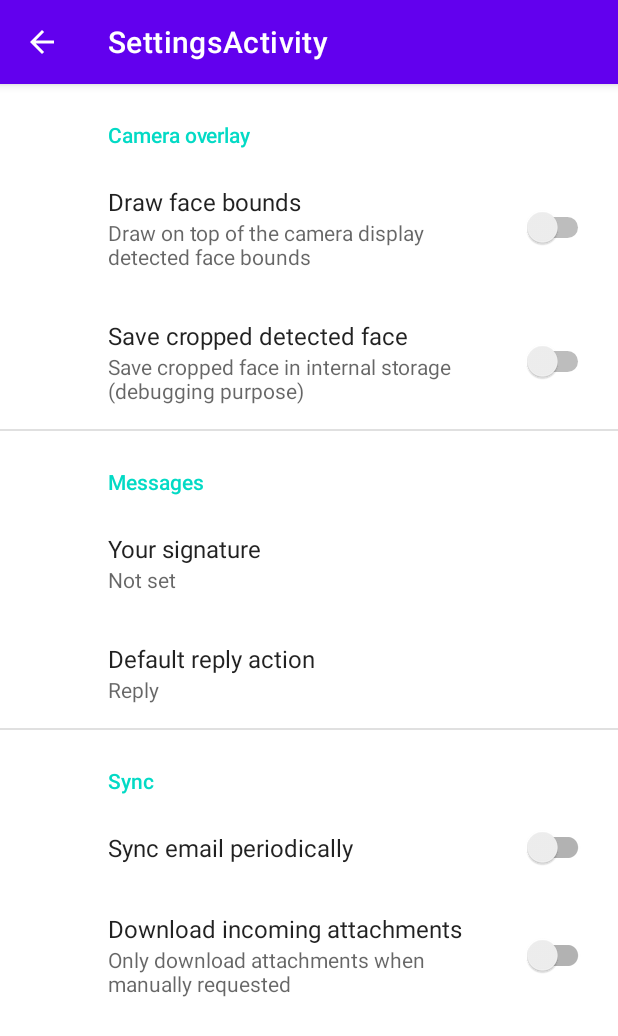
After one commit to fablb/Facial-Recognition-App, an Android app: the SettingsActivity screen opened directly, with no data from a screen before it, on a phone screen of 412 x 824 dp. The commit adds this screen. Shown: the top 1036 px of the screen. Run offline under Robolectric (Android 15) with nearby library versions, the phone set to English and light mode, and no system bars; our stand-ins replace androidx.preference.

Commit message:
Added settings menu (draw face bounds, save face), added utils methods (getBitmap, getFaceBitmap, saveFrame)

```diff
--- a/app/build.gradle
+++ b/app/build.gradle
@@ -35,6 +35,7 @@ dependencies {
     implementation files('libs\\Catalano.Android.Image.jar')
     implementation files('libs\\Catalano.Core.jar')
     implementation files('libs\\Catalano.Math.jar')
+    implementation 'androidx.preference:preference:1.1.1'
     testImplementation 'junit:junit:4.13.2'
     androidTestImplementation 'androidx.test.ext:junit:1.1.3'
     androidTestImplementation 'androidx.test.espresso:espresso-core:3.4.0'
--- /dev/null
+++ b/app/src/main/java/com/ensicaen/facialdetectionapp/SettingsActivity.java
@@ -0,0 +1,33 @@
+package com.ensicaen.facialdetectionapp;
+
+import android.os.Bundle;
+
+import androidx.appcompat.app.ActionBar;
+import androidx.appcompat.app.AppCompatActivity;
+import androidx.preference.PreferenceFragmentCompat;
+
+public class SettingsActivity extends AppCompatActivity {
+
+    @Override
+    protected void onCreate(Bundle savedInstanceState) {
+        super.onCreate(savedInstanceState);
+        setContentView(R.layout.settings_activity);
+        if (savedInstanceState == null) {
+            getSupportFragmentManager()
+                    .beginTransaction()
+                    .replace(R.id.settings, new SettingsFragment())
+                    .commit();
+        }
+        ActionBar actionBar = getSupportActionBar();
+        if (actionBar != null) {
+            actionBar.setDisplayHomeAsUpEnabled(true);
+        }
+    }
+
+    public static class SettingsFragment extends PreferenceFragmentCompat {
+        @Override
+        public void onCreatePreferences(Bundle savedInstanceState, String rootKey) {
+            setPreferencesFromResource(R.xml.root_preferences, rootKey);
+        }
+    }
+}
--- /dev/null
+++ b/app/src/main/res/drawable/ic_baseline_settings_24.xml
@@ -0,0 +1,5 @@
+<vector android:height="24dp" android:tint="#FFFFFF"
+    android:viewportHeight="24" android:viewportWidth="24"
+    android:width="24dp" xmlns:android="http://schemas.android.com/apk/res/android">
+    <path android:fillColor="@android:color/white" android:pathData="M19.14,12.94c0.04,-0.3 0.06,-0.61 0.06,-0.94c0,-0.32 -0.02,-0.64 -0.07,-0.94l2.03,-1.58c0.18,-0.14 0.23,-0.41 0.12,-0.61l-1.92,-3.32c-0.12,-0.22 -0.37,-0.29 -0.59,-0.22l-2.39,0.96c-0.5,-0.38 -1.03,-0.7 -1.62,-0.94L14.4,2.81c-0.04,-0.24 -0.24,-0.41 -0.48,-0.41h-3.84c-0.24,0 -0.43,0.17 -0.47,0.41L9.25,5.35C8.66,5.59 8.12,5.92 7.63,6.29L5.24,5.33c-0.22,-0.08 -0.47,0 -0.59,0.22L2.74,8.87C2.62,9.08 2.66,9.34 2.86,9.48l2.03,1.58C4.84,11.36 4.8,11.69 4.8,12s0.02,0.64 0.07,0.94l-2.03,1.58c-0.18,0.14 -0.23,0.41 -0.12,0.61l1.92,3.32c0.12,0.22 0.37,0.29 0.59,0.22l2.39,-0.96c0.5,0.38 1.03,0.7 1.62,0.94l0.36,2.54c0.05,0.24 0.24,0.41 0.48,0.41h3.84c0.24,0 0.44,-0.17 0.47,-0.41l0.36,-2.54c0.59,-0.24 1.13,-0.56 1.62,-0.94l2.39,0.96c0.22,0.08 0.47,0 0.59,-0.22l1.92,-3.32c0.12,-0.22 0.07,-0.47 -0.12,-0.61L19.14,12.94zM12,15.6c-1.98,0 -3.6,-1.62 -3.6,-3.6s1.62,-3.6 3.6,-3.6s3.6,1.62 3.6,3.6S13.98,15.6 12,15.6z"/>
+</vector>
--- /dev/null
+++ b/app/src/main/res/layout/settings_activity.xml
@@ -0,0 +1,9 @@
+<LinearLayout xmlns:android="http://schemas.android.com/apk/res/android"
+    android:layout_width="match_parent"
+    android:layout_height="match_parent">
+
+    <FrameLayout
+        android:id="@+id/settings"
+        android:layout_width="match_parent"
+        android:layout_height="match_parent" />
+</LinearLayout>
--- /dev/null
+++ b/app/src/main/res/values/arrays.xml
@@ -0,0 +1,12 @@
+<resources>
+    <!-- Reply Preference -->
+    <string-array name="reply_entries">
+        <item>Reply</item>
+        <item>Reply to all</item>
+    </string-array>
+
+    <string-array name="reply_values">
+        <item>reply</item>
+        <item>reply_all</item>
+    </string-array>
+</resources>
--- a/app/src/main/res/values/strings.xml
+++ b/app/src/main/res/values/strings.xml
@@ -1,3 +1,19 @@
 <resources>
-    <string name="app_name">Facial Detection App</string>
+    <string name="app_name">Facial Recognition App</string>
+    <string name="title_activity_settings">SettingsActivity</string>
+
+    <!-- Preference Titles -->
+    <string name="messages_header">Messages</string>
+    <string name="sync_header">Sync</string>
+
+    <!-- Messages Preferences -->
+    <string name="signature_title">Your signature</string>
+    <string name="reply_title">Default reply action</string>
+
+    <!-- Sync Preferences -->
+    <string name="sync_title">Sync email periodically</string>
+    <string name="attachment_title">Download incoming attachments</string>
+    <string name="attachment_summary_on">Automatically download attachments for incoming emails
+    </string>
+    <string name="attachment_summary_off">Only download attachments when manually requested</string>
 </resources>
--- /dev/null
+++ b/app/src/main/res/xml/root_preferences.xml
@@ -0,0 +1,51 @@
+<PreferenceScreen xmlns:android="http://schemas.android.com/apk/res/android"
+    xmlns:app="http://schemas.android.com/apk/res-auto">
+
+    <PreferenceCategory android:title="Camera overlay"
+        android:key="camera_overlay">
+
+        <SwitchPreference
+            android:defaultValue="false"
+            android:key="switch_draw_face_bounds"
+            android:title="Draw face bounds"
+            android:summary="Draw on top of the camera display detected face bounds"/>
+
+        <SwitchPreference
+            android:defaultValue="false"
+            android:key="switch_save_face"
+            android:title="Save cropped detected face"
+            android:summary="Save cropped face in internal storage (debugging purpose)"/>
+    </PreferenceCategory>
+    <PreferenceCategory app:title="@string/messages_header">
+
+        <EditTextPreference
+            app:key="signature"
+            app:title="@string/signature_title"
+            app:useSimpleSummaryProvider="true" />
+
+        <ListPreference
+            app:defaultValue="reply"
+            app:entries="@array/reply_entries"
+            app:entryValues="@array/reply_values"
+            app:key="reply"
+            app:title="@string/reply_title"
+            app:useSimpleSummaryProvider="true" />
+
+    </PreferenceCategory>
+
+    <PreferenceCategory app:title="@string/sync_header">
+
+        <SwitchPreferenceCompat
+            app:key="sync"
+            app:title="@string/sync_title" />
+
+        <SwitchPreferenceCompat
+            app:dependency="sync"
+            app:key="attachment"
+            app:summaryOff="@string/attachment_summary_off"
+            app:summaryOn="@string/attachment_summary_on"
+            app:title="@string/attachment_title" />
+
+    </PreferenceCategory>
+
+</PreferenceScreen>
```
Also changed, not shown: app/src/main/AndroidManifest.xml (+8 -1 lines), app/src/main/java/com/ensicaen/facialdetectionapp/controler/FrameAnalyzer.java (+35 -17 lines), app/src/main/java/com/ensicaen/facialdetectionapp/view/CameraOverlay.java (+23 -2 lines), app/src/main/java/com/ensicaen/facialdetectionapp/view/CameraView.java (+27 -1 lines), app/src/main/res/menu/actionbar.xml (added, +12 -0 lines).
